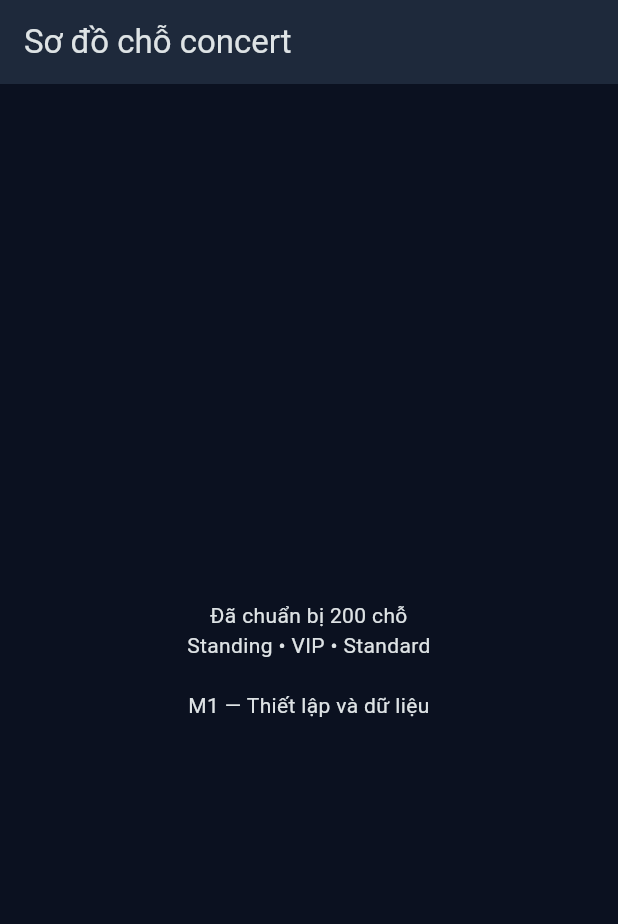
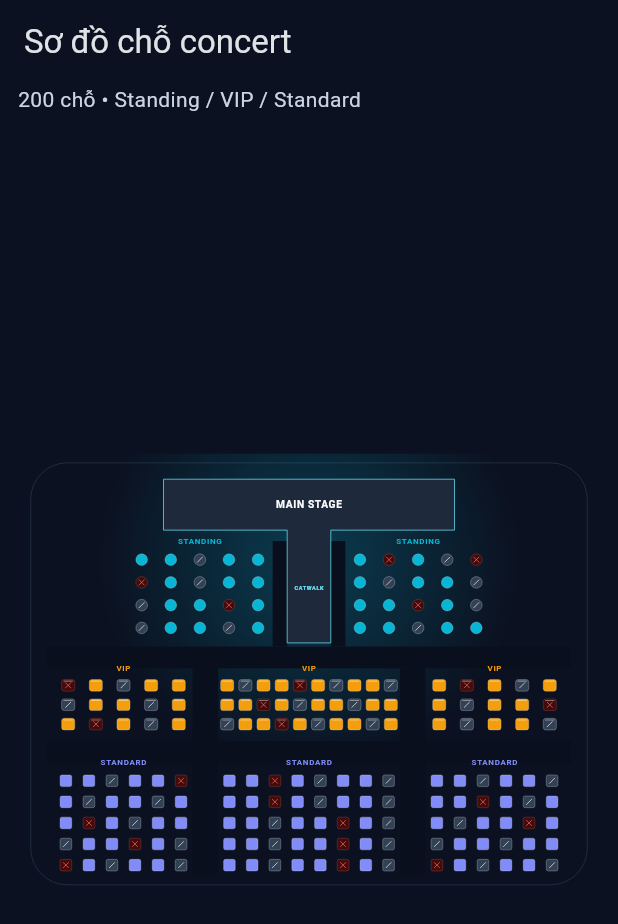
Before and after one commit to Wuandring/24120219_Android_Midterm, a Flutter app: the screen it shows after launch, on a phone screen of 412 x 824 dp. Shown: the top 924 px of the screen. Run offline on Flutter 3.47's test engine with Material 3 defaults, Android fonts, the phone set to English and light mode, and no system bars.

Commit message:
feat: render dark concert canvas with cached geometry and LOD (M3)

```diff
--- a/lib/main.dart
+++ b/lib/main.dart
@@ -1,6 +1,6 @@
 import 'package:flutter/material.dart';
 
-import 'data/concert_mock_data.dart';
+import 'ui/screens/concert_map_screen.dart';
 
 void main() => runApp(const ConcertApp());
 
@@ -22,22 +22,7 @@ class ConcertApp extends StatelessWidget {
           surface: const Color(0xFF1E293B),
         ),
       ),
-      home: Scaffold(
-        appBar: AppBar(title: const Text('Sơ đồ chỗ concert')),
-        body: SafeArea(
-          child: Center(
-            child: Padding(
-              padding: const EdgeInsets.all(24),
-              child: Text(
-                'Đã chuẩn bị ${ConcertMockData.seats.length} chỗ\n'
-                'Standing • VIP • Standard\n\n'
-                'M1 — Thiết lập và dữ liệu',
-                textAlign: TextAlign.center,
-              ),
-            ),
-          ),
-        ),
-      ),
+      home: const ConcertMapScreen(),
     );
   }
 }
--- /dev/null
+++ b/lib/ui/canvas/seat_map_paint_cache.dart
@@ -0,0 +1,162 @@
+import 'dart:ui' as ui;
+
+import 'package:flutter/material.dart';
+
+import '../../data/concert_mock_data.dart';
+import '../../data/seat.dart';
+
+class SeatPaintGeometry {
+  SeatPaintGeometry(this.seat) {
+    final b = seat.bounds;
+    rect = Rect.fromLTWH(b.left, b.top, b.width, b.height);
+    rounded = RRect.fromRectAndRadius(
+      rect,
+      Radius.circular(seat.shape == SeatShape.roundedRectangle ? 7 : 5),
+    );
+    center = rect.center;
+    radius = rect.shortestSide / 2;
+    backrest = RRect.fromRectAndRadius(
+      Rect.fromLTWH(b.left + 5, b.top + 3, b.width - 10, 3),
+      const Radius.circular(1.5),
+    );
+    check = Path()
+      ..moveTo(center.dx - 7, center.dy)
+      ..lineTo(center.dx - 2, center.dy + 5)
+      ..lineTo(center.dx + 8, center.dy - 6);
+    slash = Path()
+      ..moveTo(center.dx - 7, center.dy + 7)
+      ..lineTo(center.dx + 7, center.dy - 7);
+    cross = Path()
+      ..addPath(slash, Offset.zero)
+      ..moveTo(center.dx - 7, center.dy - 7)
+      ..lineTo(center.dx + 7, center.dy + 7);
+    final outline = Path();
+    if (seat.shape == SeatShape.circle) {
+      outline.addOval(rect.inflate(3));
+    } else {
+      outline.addRRect(rounded.inflate(3));
+    }
+    dashed = Path();
+    for (final metric in outline.computeMetrics()) {
+      for (double distance = 0; distance < metric.length; distance += 10) {
+        dashed.addPath(metric.extractPath(distance, distance + 6), Offset.zero);
+      }
+    }
+    code = SeatMapPaintCache.text(seat.id, 7.5, const Color(0xFFE2E8F0));
+    codePosition = Offset(center.dx - code.width / 2, rect.bottom + 3);
+    cullBounds = rect.inflate(15);
+  }
+  final Seat seat;
+  late final Rect rect, cullBounds;
+  late final RRect rounded, backrest;
+  late final Offset center, codePosition;
+  late final double radius;
+  late final Path check, slash, cross, dashed;
+  late final TextPainter code;
+}
+
+class MapLabel {
+  MapLabel(String label, double x, double y, double size, Color color)
+    : painter = SeatMapPaintCache.text(label, size, color) {
+    position = Offset(x - painter.width / 2, y - painter.height / 2);
+  }
+  final TextPainter painter;
+  late final Offset position;
+}
+
+/// Owns painting resources for one map. No Paint/TextPainter creation per frame.
+class SeatMapPaintCache {
+  SeatMapPaintCache() {
+    seats = List.unmodifiable(ConcertMockData.seats.map(SeatPaintGeometry.new));
+    for (final section in ConcertMockData.sections) {
+      zoneColors[section.id] = Color(section.colorArgb);
+      labels.add(
+        MapLabel(
+          section.label,
+          section.bounds.centerX,
+          section.bounds.top - 20,
+          22,
+          Color(section.colorArgb),
+        ),
+      );
+    }
+    labels.addAll([
+      MapLabel('MAIN STAGE', 800, 140, 28, const Color(0xFFF8FAFC)),
+      MapLabel('CATWALK', 800, 370, 15, const Color(0xFF67E8F9)),
+    ]);
+    stage = Path()
+      ..moveTo(400, 70)
+      ..lineTo(1200, 70)
+      ..lineTo(1200, 210)
+      ..lineTo(860, 210)
+      ..lineTo(860, 520)
+      ..lineTo(740, 520)
+      ..lineTo(740, 210)
+      ..lineTo(400, 210)
+      ..close();
+    glow.shader = ui.Gradient.radial(const Offset(800, 290), 580, [
+      const Color(0x4406B6D4),
+      const Color(0x0006B6D4),
+    ]);
+    aisles = List.unmodifiable(
+      ConcertMockData.aisles.map(
+        (b) => Rect.fromLTWH(b.left, b.top, b.width, b.height),
+      ),
+    );
+  }
+  static TextPainter text(String value, double size, Color color) =>
+      TextPainter(
+        text: TextSpan(
+          text: value,
+          style: TextStyle(
+            fontFamily: 'Roboto',
+            fontSize: size,
+            color: color,
+            fontWeight: FontWeight.w600,
+            letterSpacing: size > 10 ? 1.8 : 0,
+          ),
+        ),
+        textDirection: TextDirection.ltr,
+      )..layout();
+
+  late final List<SeatPaintGeometry> seats;
+  late final List<Rect> aisles;
+  final labels = <MapLabel>[];
+  final zoneColors = <String, Color>{};
+  late final Path stage;
+  final arena = RRect.fromRectAndRadius(
+    const Rect.fromLTWH(35, 25, 1530, 1160),
+    const Radius.circular(100),
+  );
+  final glowRect = const Rect.fromLTWH(180, 0, 1240, 840);
+  final glow = Paint();
+  final background = Paint()..color = const Color(0xFF0B1120);
+  final aisle = Paint()..color = const Color(0xFF090F1C);
+  final stageFill = Paint()..color = const Color(0xFF1E293B);
+  final stageBorder = Paint()
+    ..color = const Color(0xFF67E8F9)
+    ..style = PaintingStyle.stroke
+    ..strokeWidth = 2;
+  final contour = Paint()
+    ..color = const Color(0xFF263449)
+    ..style = PaintingStyle.stroke
+    ..strokeWidth = 2;
+  final fill = Paint();
+  final border = Paint()
+    ..style = PaintingStyle.stroke
+    ..strokeWidth = 1.5;
+  final symbol = Paint()
+    ..style = PaintingStyle.stroke
+    ..strokeWidth = 2.5
+    ..strokeCap = StrokeCap.round
+    ..strokeJoin = StrokeJoin.round;
+  final accent = Paint();
+  void dispose() {
+    for (final seat in seats) {
+      seat.code.dispose();
+    }
+    for (final label in labels) {
+      label.painter.dispose();
+    }
+  }
+}
--- /dev/null
+++ b/lib/ui/canvas/seat_map_painter.dart
@@ -0,0 +1,151 @@
+import 'package:flutter/foundation.dart';
+import 'package:flutter/material.dart';
+
+import '../../data/seat.dart';
+import '../../engine/camera_transform.dart';
+import '../../engine/coordinate_transformer.dart';
+import 'seat_map_paint_cache.dart';
+
+/// Immutable rendering snapshot; selection/filter behavior belongs to later milestones.
+class SeatMapRenderState {
+  SeatMapRenderState({
+    Set<String> selectedSeatIds = const {},
+    Set<String>? matchingSeatIds,
+  }) : selectedSeatIds = Set.unmodifiable(selectedSeatIds),
+       matchingSeatIds = matchingSeatIds == null
+           ? null
+           : Set.unmodifiable(matchingSeatIds);
+  final Set<String> selectedSeatIds;
+  final Set<String>? matchingSeatIds;
+}
+
+enum SeatVisualState { available, selected, booked, locked }
+
+class SeatMapPainter extends CustomPainter {
+  SeatMapPainter({
+    required this.cache,
+    required this.camera,
+    required this.mapState,
+    required this.fitScale,
+  }) : super(repaint: Listenable.merge([camera, mapState]));
+  final SeatMapPaintCache cache;
+  final ValueListenable<CameraTransform> camera;
+  final ValueListenable<SeatMapRenderState> mapState;
+  final double fitScale;
+  int lastPaintedSeatCount = 0;
+  int lastPaintedCodeCount = 0;
+
+  bool get showSeatCodes => camera.value.scale >= 1.35 * fitScale;
+  SeatVisualState visualState(Seat seat) {
+    if (seat.status == SeatStatus.booked) return SeatVisualState.booked;
+    if (seat.status == SeatStatus.locked) return SeatVisualState.locked;
+    return mapState.value.selectedSeatIds.contains(seat.id)
+        ? SeatVisualState.selected
+        : SeatVisualState.available;
+  }
+
+  @override
+  void paint(Canvas canvas, Size size) {
+    lastPaintedSeatCount = 0;
+    lastPaintedCodeCount = 0;
+    if (size.isEmpty) return;
+    canvas.drawRect(Offset.zero & size, cache.background);
+    canvas.save();
+    canvas.clipRect(Offset.zero & size);
+    final c = camera.value;
+    canvas.translate(c.tx, c.ty);
+    canvas.scale(c.scale);
+    canvas.drawRRect(cache.arena, cache.contour);
+    canvas.drawRect(cache.glowRect, cache.glow);
+    for (final aisle in cache.aisles) {
+      canvas.drawRect(aisle, cache.aisle);
+    }
+    canvas.drawPath(cache.stage, cache.stageFill);
+    canvas.drawPath(cache.stage, cache.stageBorder);
+    for (final label in cache.labels) {
+      label.painter.paint(canvas, label.position);
+    }
+    final visible = CoordinateTransformer.visibleWorldRect(
+      c,
+      viewportWidth: size.width,
+      viewportHeight: size.height,
+    );
+    final visibleRect = Rect.fromLTWH(
+      visible.left,
+      visible.top,
+      visible.width,
+      visible.height,
+    );
+    final state = mapState.value;
+    final codes = showSeatCodes;
+    for (final geometry in cache.seats) {
+      if (!geometry.cullBounds.overlaps(visibleRect)) continue;
+      lastPaintedSeatCount++;
+      final seat = geometry.seat;
+      final visual = visualState(seat);
+      final matches = state.matchingSeatIds?.contains(seat.id) ?? true;
+      final selected = visual == SeatVisualState.selected;
+      final opacity = matches
+          ? 1.0
+          : selected
+          ? 0.40
+          : 0.15;
+      final color = switch (visual) {
+        SeatVisualState.available => cache.zoneColors[seat.sectionId]!,
+        SeatVisualState.selected => const Color(0xFF10B981),
+        SeatVisualState.booked => const Color(0xFF334155),
+        SeatVisualState.locked => const Color(0xFF450A0A),
+      };
+      cache.fill.color = color.withValues(alpha: opacity);
+      cache.border.color =
+          (selected
+                  ? Colors.white
+                  : visual == SeatVisualState.locked
+                  ? const Color(0xFFB45353)
+                  : const Color(0xFFCBD5E1))
+              .withValues(alpha: opacity * (selected ? 1 : 0.55));
+      cache.symbol.color =
+          (visual == SeatVisualState.locked
+                  ? const Color(0xFFF87171)
+                  : const Color(0xFFF8FAFC))
+              .withValues(alpha: opacity * (selected ? 1 : 0.75));
+      if (seat.shape == SeatShape.circle) {
+        canvas.drawCircle(geometry.center, geometry.radius, cache.fill);
+        canvas.drawCircle(geometry.center, geometry.radius, cache.border);
+      } else {
+        canvas.drawRRect(geometry.rounded, cache.fill);
+        canvas.drawRRect(geometry.rounded, cache.border);
+      }
+      if (seat.shape == SeatShape.roundedRectangle) {
+        cache.accent.color = Colors.white.withValues(alpha: 0.4 * opacity);
+        canvas.drawRRect(geometry.backrest, cache.accent);
+      }
+      switch (visual) {
+        case SeatVisualState.selected:
+          canvas.drawPath(geometry.check, cache.symbol);
+        case SeatVisualState.booked:
+          canvas.drawPath(geometry.slash, cache.symbol);
+        case SeatVisualState.locked:
+          canvas.drawPath(geometry.cross, cache.symbol);
+        case SeatVisualState.available:
+          break;
+      }
+      if (!matches && selected) {
+        cache.border.color = const Color(0xFF10B981).withValues(alpha: 0.4);
+        canvas.drawPath(geometry.dashed, cache.border);
+      }
+      if (codes && matches) {
+        geometry.code.paint(canvas, geometry.codePosition);
+        lastPaintedCodeCount++;
+      }
+    }
+    canvas.restore();
+  }
+
+  @override
+  bool shouldRepaint(covariant SeatMapPainter oldDelegate) =>
+      oldDelegate.cache != cache ||
+      oldDelegate.camera != camera ||
+      oldDelegate.mapState != mapState ||
+      oldDelegate.fitScale != fitScale;
+}
--- /dev/null
+++ b/lib/ui/screens/concert_map_screen.dart
@@ -0,0 +1,79 @@
+import 'package:flutter/material.dart';
+
+import '../../data/concert_mock_data.dart';
+import '../../engine/camera_transform.dart';
+import '../../engine/viewport_clamper.dart';
+import '../canvas/seat_map_paint_cache.dart';
+import '../canvas/seat_map_painter.dart';
+
+class ConcertMapScreen extends StatefulWidget {
+  const ConcertMapScreen({super.key});
+  @override
+  State<ConcertMapScreen> createState() => _ConcertMapScreenState();
+}
+
+class _ConcertMapScreenState extends State<ConcertMapScreen> {
+  late final SeatMapPaintCache _cache = SeatMapPaintCache();
+  final _camera = ValueNotifier(CameraTransform(scale: 1));
+  final _mapState = ValueNotifier(SeatMapRenderState());
+  @override
+  void dispose() {
+    _camera.dispose();
+    _mapState.dispose();
+    _cache.dispose();
+    super.dispose();
+  }
+
+  @override
+  Widget build(BuildContext context) => Scaffold(
+    appBar: AppBar(
+      title: const Text('Sơ đồ chỗ concert'),
+      backgroundColor: const Color(0xFF0B1120),
+    ),
+    body: SafeArea(
+      child: Padding(
+        padding: const EdgeInsets.fromLTRB(12, 0, 12, 12),
+        child: Column(
+          crossAxisAlignment: CrossAxisAlignment.start,
+          children: [
+            const Text(
+              '200 chỗ • Standing / VIP / Standard',
+              style: TextStyle(color: Color(0xFFCBD5E1)),
+            ),
+            const SizedBox(height: 8),
+            Expanded(
+              child: LayoutBuilder(
+                builder: (context, constraints) {
+                  if (constraints.maxWidth <= 0 || constraints.maxHeight <= 0) {
+                    return const SizedBox.shrink();
+                  }
+                  final viewport = ViewportClamper(
+                    worldBounds: ConcertMockData.worldBounds,
+                    viewportWidth: constraints.maxWidth,
+                    viewportHeight: constraints.maxHeight,
+                  );
+                  _camera.value = viewport.fit();
+                  return RepaintBoundary(
+                    child: Semantics(
+                      label: 'Sơ đồ concert: sân khấu chữ T, 40 Standing, 60 VIP và 100 Standard.',
+                      image: true,
+                      child: CustomPaint(
+                        size: Size.infinite,
+                        painter: SeatMapPainter(
+                          cache: _cache,
+                          camera: _camera,
+                          mapState: _mapState,
+                          fitScale: viewport.fitScale,
+                        ),
+                      ),
+                    ),
+                  );
+                },
+              ),
+            ),
+          ],
+        ),
+      ),
+    ),
+  );
+}
```
Also changed, not shown: 4 other files.
